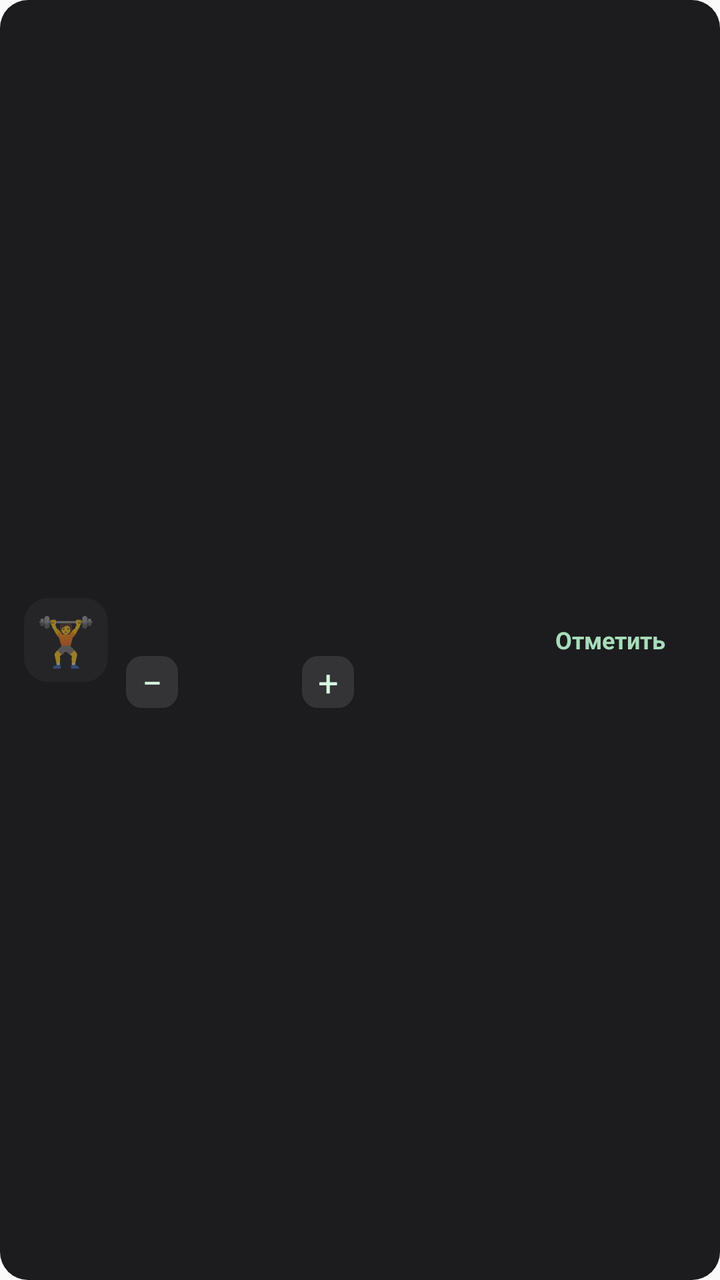
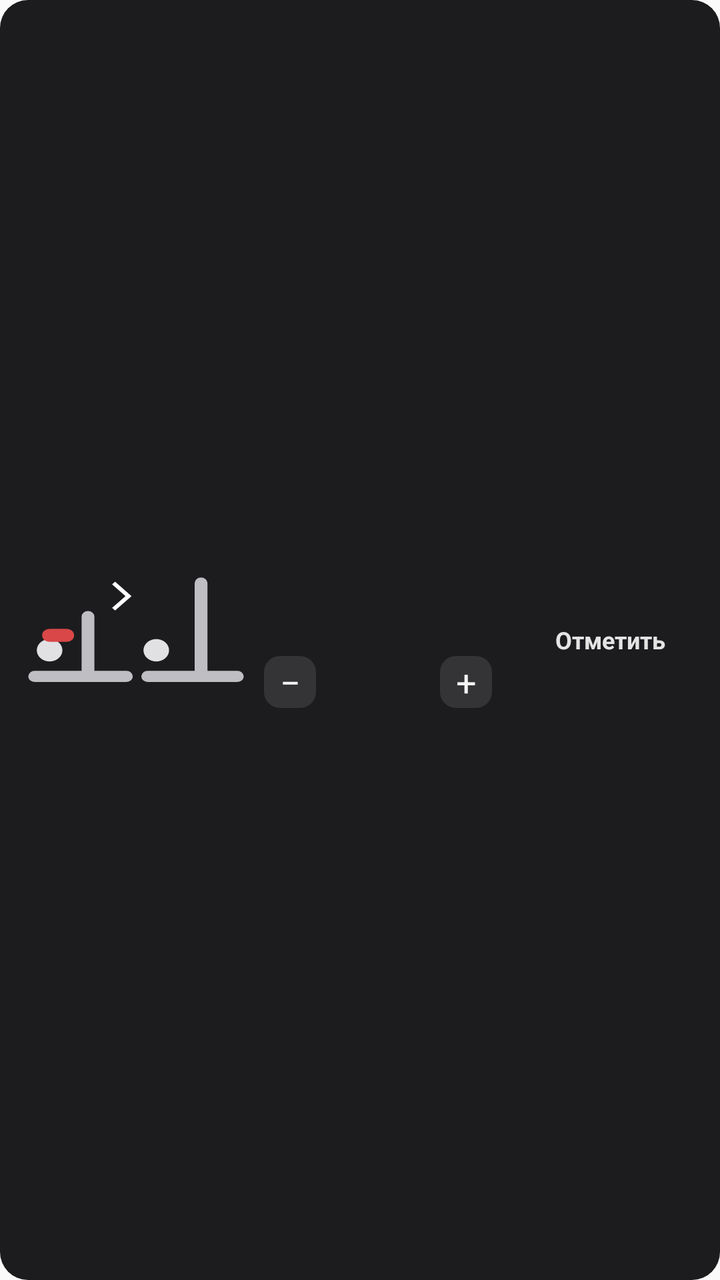

Before-and-after screenshots of an Android layout around one commit, followed by the original layout XML and the change that was made.
<!-- AndroidManifest.xml: application theme android:Theme.Material.Light.NoActionBar -->
<!-- res/layout/exercise_two.xml -->
<?xml version="1.0" encoding="utf-8"?>
<LinearLayout xmlns:android="http://schemas.android.com/apk/res/android"
 android:layout_width="match_parent" android:layout_height="wrap_content"
 android:layout_marginBottom="7dp" android:background="@drawable/exercise_card" android:padding="12dp" android:gravity="center_vertical" android:orientation="horizontal">
 <TextView android:id="@+id/icon2" android:layout_width="42dp" android:layout_height="42dp" android:background="@drawable/icon_back" android:gravity="center" android:textSize="24sp" android:text="🏋"/>
 <LinearLayout android:layout_width="0dp" android:layout_height="wrap_content" android:layout_weight="1" android:layout_marginLeft="9dp" android:orientation="vertical">
  <TextView android:id="@+id/name2" android:layout_width="match_parent" android:layout_height="wrap_content" android:textColor="#FFFFFF" android:textSize="13sp" android:textStyle="bold" android:maxLines="2" android:ellipsize="end"/>
  <TextView android:id="@+id/reps2" android:layout_width="match_parent" android:layout_height="wrap_content" android:layout_marginTop="4dp" android:textColor="#9EB4AC" android:textSize="11sp"/>
  <LinearLayout android:layout_width="wrap_content" android:layout_height="wrap_content" android:gravity="center_vertical" android:layout_marginTop="6dp">
   <TextView android:id="@+id/minus2" android:layout_width="26dp" android:layout_height="26dp" android:gravity="center" android:background="@drawable/small_button" android:text="−" android:textColor="#D6F8DF" android:textSize="18sp"/>
   <TextView android:id="@+id/weight2" android:layout_width="wrap_content" android:layout_height="wrap_content" android:minWidth="62dp" android:gravity="center" android:textColor="#D6F8DF" android:textSize="12sp" android:textStyle="bold"/>
   <TextView android:id="@+id/plus2" android:layout_width="26dp" android:layout_height="26dp" android:gravity="center" android:background="@drawable/small_button" android:text="+" android:textColor="#D6F8DF" android:textSize="18sp"/>
  </LinearLayout>
 </LinearLayout>
 <TextView android:id="@+id/check2" android:layout_width="86dp" android:layout_height="48dp" android:gravity="center" android:text="Отметить" android:textColor="#A8DDBA" android:textSize="12sp" android:textStyle="bold" android:contentDescription="Отметить выполнение упражнения"/>
</LinearLayout>
<!-- resources referenced by this layout -->
<resources>
  <!-- drawable exercise_card (drawable) -->
  <shape xmlns:android="http://schemas.android.com/apk/res/android"><solid android:color="#1C1C1F"/><corners android:radius="14dp"/></shape>
  <!-- drawable icon_back (drawable) -->
  <shape xmlns:android="http://schemas.android.com/apk/res/android"><solid android:color="#252528"/><corners android:radius="12dp"/></shape>
  <!-- drawable small_button (drawable) -->
  <shape xmlns:android="http://schemas.android.com/apk/res/android"><solid android:color="#343437"/><corners android:radius="8dp"/></shape>
</resources>

<!-- the commit's change to res/layout/exercise_two.xml (unified diff, before → after) -->
@@ -2,15 +2,15 @@
 <LinearLayout xmlns:android="http://schemas.android.com/apk/res/android"
  android:layout_width="match_parent" android:layout_height="wrap_content"
  android:layout_marginBottom="7dp" android:background="@drawable/exercise_card" android:padding="12dp" android:gravity="center_vertical" android:orientation="horizontal">
- <TextView android:id="@+id/icon2" android:layout_width="42dp" android:layout_height="42dp" android:background="@drawable/icon_back" android:gravity="center" android:textSize="24sp" android:text="🏋"/>
- <LinearLayout android:layout_width="0dp" android:layout_height="wrap_content" android:layout_weight="1" android:layout_marginLeft="9dp" android:orientation="vertical">
+ <ImageView android:id="@+id/icon2" android:layout_width="112dp" android:layout_height="86dp" android:scaleType="fitCenter" android:contentDescription="Схема выполнения упражнения" android:src="@drawable/exercise_pose_1"/>
+ <LinearLayout android:layout_width="0dp" android:layout_height="wrap_content" android:layout_weight="1" android:layout_marginLeft="8dp" android:orientation="vertical">
   <TextView android:id="@+id/name2" android:layout_width="match_parent" android:layout_height="wrap_content" android:textColor="#FFFFFF" android:textSize="13sp" android:textStyle="bold" android:maxLines="2" android:ellipsize="end"/>
-  <TextView android:id="@+id/reps2" android:layout_width="match_parent" android:layout_height="wrap_content" android:layout_marginTop="4dp" android:textColor="#9EB4AC" android:textSize="11sp"/>
+  <TextView android:id="@+id/reps2" android:layout_width="match_parent" android:layout_height="wrap_content" android:layout_marginTop="4dp" android:textColor="#A9A9AC" android:textSize="11sp"/>
   <LinearLayout android:layout_width="wrap_content" android:layout_height="wrap_content" android:gravity="center_vertical" android:layout_marginTop="6dp">
-   <TextView android:id="@+id/minus2" android:layout_width="26dp" android:layout_height="26dp" android:gravity="center" android:background="@drawable/small_button" android:text="−" android:textColor="#D6F8DF" android:textSize="18sp"/>
-   <TextView android:id="@+id/weight2" android:layout_width="wrap_content" android:layout_height="wrap_content" android:minWidth="62dp" android:gravity="center" android:textColor="#D6F8DF" android:textSize="12sp" android:textStyle="bold"/>
-   <TextView android:id="@+id/plus2" android:layout_width="26dp" android:layout_height="26dp" android:gravity="center" android:background="@drawable/small_button" android:text="+" android:textColor="#D6F8DF" android:textSize="18sp"/>
+   <TextView android:id="@+id/minus2" android:layout_width="26dp" android:layout_height="26dp" android:gravity="center" android:background="@drawable/small_button" android:text="−" android:textColor="#F4F4F4" android:textSize="18sp"/>
+   <TextView android:id="@+id/weight2" android:layout_width="wrap_content" android:layout_height="wrap_content" android:minWidth="62dp" android:gravity="center" android:textColor="#F4F4F4" android:textSize="12sp" android:textStyle="bold"/>
+   <TextView android:id="@+id/plus2" android:layout_width="26dp" android:layout_height="26dp" android:gravity="center" android:background="@drawable/small_button" android:text="+" android:textColor="#F4F4F4" android:textSize="18sp"/>
   </LinearLayout>
  </LinearLayout>
- <TextView android:id="@+id/check2" android:layout_width="86dp" android:layout_height="48dp" android:gravity="center" android:text="Отметить" android:textColor="#A8DDBA" android:textSize="12sp" android:textStyle="bold" android:contentDescription="Отметить выполнение упражнения"/>
+ <TextView android:id="@+id/check2" android:layout_width="86dp" android:layout_height="48dp" android:gravity="center" android:text="Отметить" android:textColor="#E4E4E4" android:textSize="12sp" android:textStyle="bold" android:contentDescription="Отметить выполнение упражнения"/>
 </LinearLayout>
<!-- resource entries referenced after the edit -->
@@ -2,8 +2,8 @@
 <resources>
   <!-- drawable exercise_card (drawable) -->
   <shape xmlns:android="http://schemas.android.com/apk/res/android"><solid android:color="#1C1C1F"/><corners android:radius="14dp"/></shape>
-  <!-- drawable icon_back (drawable) -->
-  <shape xmlns:android="http://schemas.android.com/apk/res/android"><solid android:color="#252528"/><corners android:radius="12dp"/></shape>
+  <!-- drawable exercise_pose_1 (drawable) -->
+  <vector xmlns:android="http://schemas.android.com/apk/res/android" android:width="120dp" android:height="85dp" android:viewportWidth="105" android:viewportHeight="85"><path android:pathData="M5,62 L30,62 L48,62 M30,62 L30,44 M30,44 L30,30" android:strokeColor="#BFBFC3" android:strokeWidth="6" android:strokeLineCap="round" android:strokeLineJoin="round" android:fillColor="#00000000"/><path android:pathData="M12,48 m-6,0 a6,6 0,1 0,12,0 a6,6 0,1 0,-12,0" android:fillColor="#E1E1E3"/><path android:pathData="M58,62 L83,62 L100,62 M83,62 L83,29 M83,29 L83,12" android:strokeColor="#BFBFC3" android:strokeWidth="6" android:strokeLineCap="round" android:strokeLineJoin="round" android:fillColor="#00000000"/><path android:pathData="M62,48 m-6,0 a6,6 0,1 0,12,0 a6,6 0,1 0,-12,0" android:fillColor="#E1E1E3"/><path android:pathData="M42,12 L49,19 L42,26" android:strokeColor="#FFFFFF" android:strokeWidth="2" android:fillColor="#00000000"/><path android:pathData="M12,40 l8,0" android:strokeColor="#D94747" android:strokeWidth="7" android:strokeLineCap="round"/></vector>
   <!-- drawable small_button (drawable) -->
   <shape xmlns:android="http://schemas.android.com/apk/res/android"><solid android:color="#343437"/><corners android:radius="8dp"/></shape>
 </resources>
